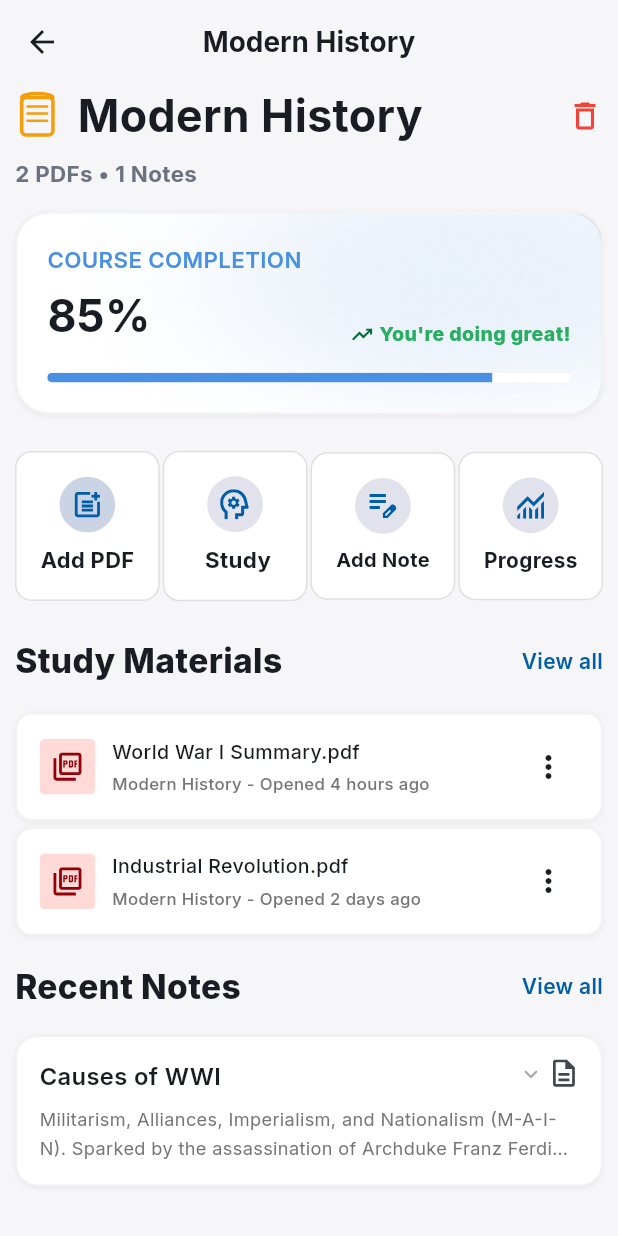
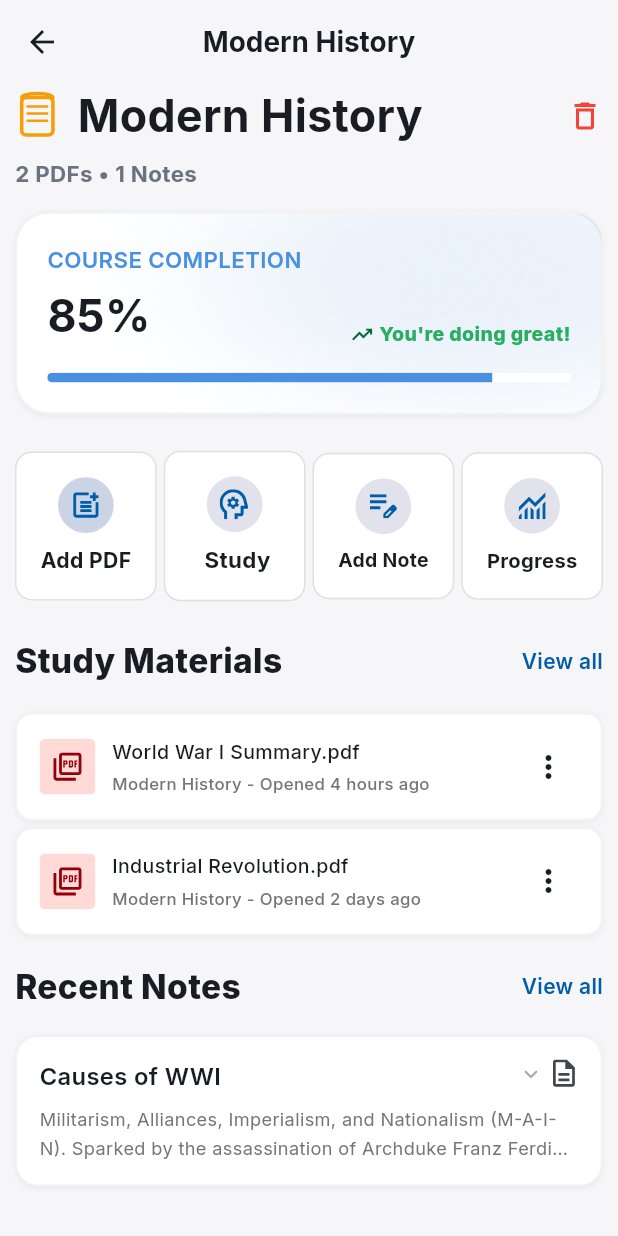
Before and after one commit to ahmedEhab10/study_flow, a Flutter app: the SubjectDetailsScreen screen opened directly with sample values from the repository, on a phone screen of 412 x 824 dp. Run offline on Flutter 3.47's test engine with Material 3 defaults, Android fonts, the phone set to English and light mode, and no system bars; our stand-ins replace dots_indicator, dotted_border, file_picker, fl_chart, flutter_bloc, flutter_screenutil and 8 more; accounts and stored records are empty; project files that could hold a hidden picture were left out.

Commit message:
add sizebox

```diff
--- a/lib/features/subject_details/presentation/widgets/action_section.dart
+++ b/lib/features/subject_details/presentation/widgets/action_section.dart
@@ -1,4 +1,5 @@
 import 'package:flutter/material.dart';
+import 'package:flutter_screenutil/flutter_screenutil.dart';
 import 'package:study_flow/Core/Utils/app_assets.dart';
 import 'package:study_flow/features/subject_details/presentation/widgets/action_button.dart';
 
@@ -27,7 +28,7 @@ class ActionSection extends StatelessWidget {
             icon: Assets.svgsAddPdfIcon,
           ),
         ),
-        const SizedBox(width: 2),
+        SizedBox(width: 5.w),
         Expanded(
           child: ActionButton(
             onTap: onStudySessionTap,
@@ -35,7 +36,7 @@ class ActionSection extends StatelessWidget {
             icon: 'assets/Svgs/study_session.svg',
           ),
         ),
-        const SizedBox(width: 2),
+        SizedBox(width: 5.w),
         Expanded(
           child: ActionButton(
             onTap: onAddNoteTap,
@@ -43,7 +44,7 @@ class ActionSection extends StatelessWidget {
             icon: Assets.svgsAddNoteIcon,
           ),
         ),
-        const SizedBox(width: 2),
+        SizedBox(width: 5.w),
         Expanded(
           child: ActionButton(
             onTap: onProgressTap,
--- a/lib/features/subject_details/presentation/widgets/subject_screen_body.dart
+++ b/lib/features/subject_details/presentation/widgets/subject_screen_body.dart
@@ -97,6 +97,7 @@ class SubjectScreenBody extends StatelessWidget {
                       arguments: subject,
                     );
                   },
+
                   onAddPdfTap: () async {
                     try {
                       final result = await FilePicker.pickFiles(
```
